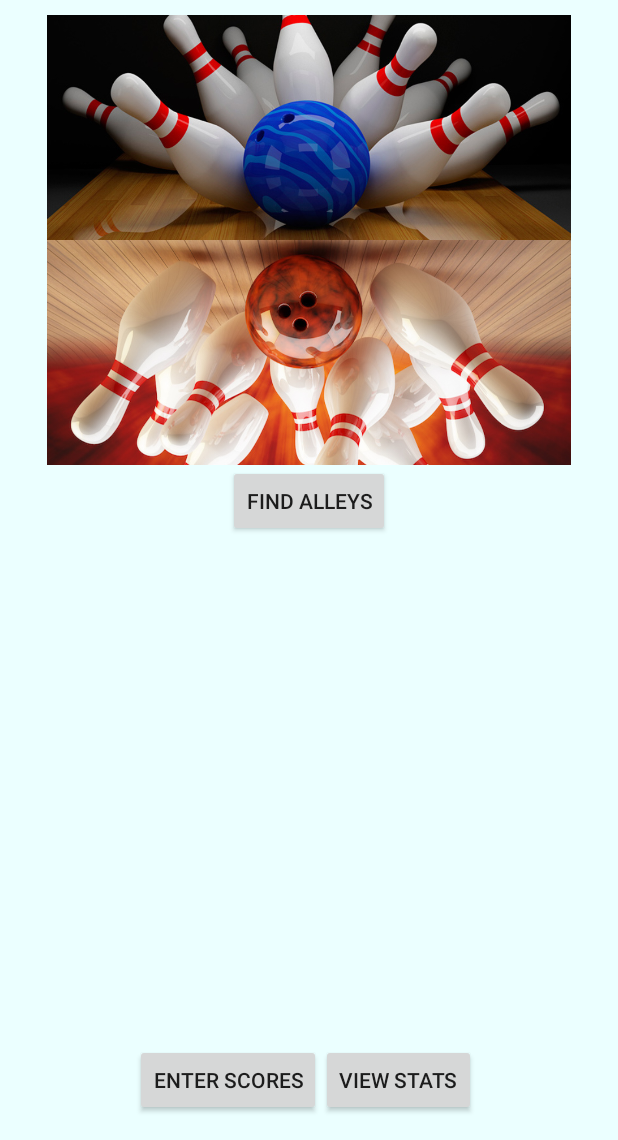
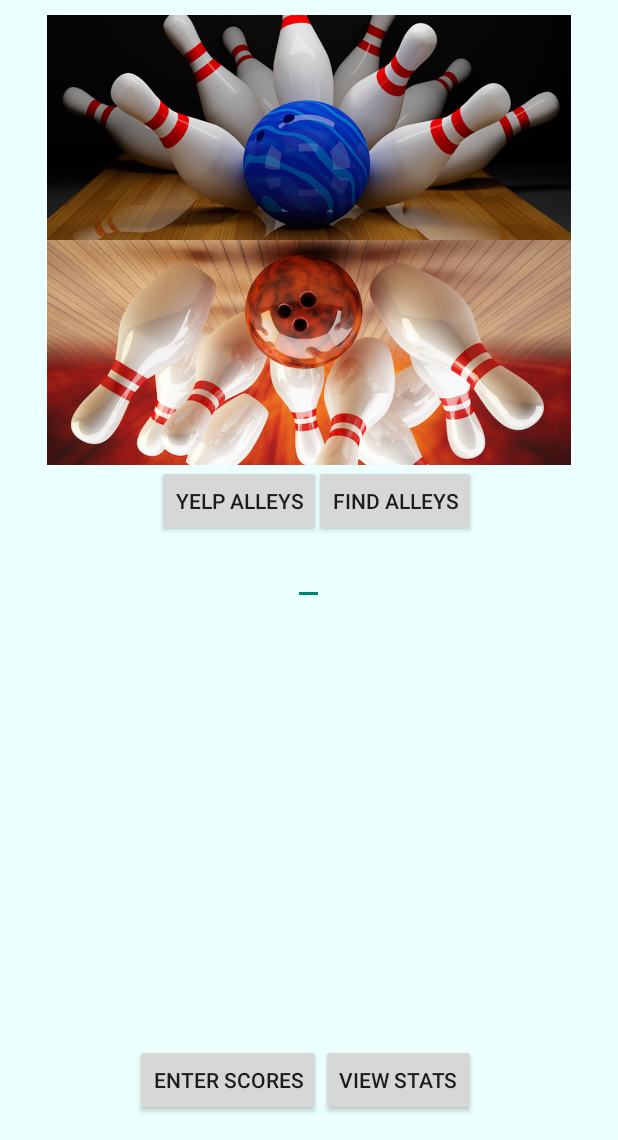
Before and after one commit to darenschaad/Android_Bowl-Oregon, an Android app: the screen it shows after launch (MainActivity), on a phone screen of 412 x 824 dp, the part 96-1236 px from its top. Run offline under Robolectric (Android 15) with nearby library versions, the phone set to English and light mode, and no system bars; our stand-ins replace ButterKnife.

Commit message:
Grab the alleys name from yelp

```diff
--- a/app/build.gradle
+++ b/app/build.gradle
@@ -19,6 +19,11 @@ android {
     }
     buildTypes.each {
         it.buildConfigField 'String', 'PLACES_KEY', PlacesKey
+        it.buildConfigField 'String', 'YELP_CONSUMER_KEY', YelpConsumerKey
+        it.buildConfigField 'String', 'YELP_CONSUMER_SECRET', YelpConsumerSecret
+        it.buildConfigField 'String', 'YELP_TOKEN', YelpToken
+        it.buildConfigField 'String', 'YELP_TOKEN_SECRET', YelpTokenSecret
+
     }
 }
 
--- a/app/src/main/AndroidManifest.xml
+++ b/app/src/main/AndroidManifest.xml
@@ -37,7 +37,8 @@
                 android:name="android.support.PARENT_ACTIVITY"
                 android:value=".ui.MainActivity" />
         </activity>
-        <activity android:name=".ui.MapsActivity"></activity>
+        <activity android:name=".ui.MapsActivity" />
+        <activity android:name=".ui.YelpActivity"></activity>
     </application>
 
 </manifest>
--- a/app/src/main/java/com/epicodus/bowloregon/ui/MainActivity.java
+++ b/app/src/main/java/com/epicodus/bowloregon/ui/MainActivity.java
@@ -17,6 +17,8 @@ public class MainActivity extends AppCompatActivity implements View.OnClickListe
     @Bind(R.id.buttonScores) Button mButtonScores;
     @Bind(R.id.buttonStats) Button mButtonStats;
     @Bind(R.id.buttonAlleys) Button mButtonAlleys;
+    @Bind(R.id.buttonYelp) Button mButtonYelp;
+    @Bind(R.id.editTextLocation) EditText mLocationEditText;
 //    @Bind(R.id.editTextBowlLocation) EditText mEditTextBowlLocation;
 
     @Override
@@ -28,6 +30,7 @@ public class MainActivity extends AppCompatActivity implements View.OnClickListe
         mButtonScores.setOnClickListener(this);
         mButtonStats.setOnClickListener(this);
         mButtonAlleys.setOnClickListener(this);
+        mButtonYelp.setOnClickListener(this);
     }
 
     @Override
@@ -46,6 +49,11 @@ public class MainActivity extends AppCompatActivity implements View.OnClickListe
                 Intent intent2 = new Intent(MainActivity.this, MapsActivity.class);
 //                intent2.putExtra("location", location);
                 startActivity(intent2);
+            case R.id.buttonYelp:
+                String location = mLocationEditText.getText().toString();
+                Intent intent3 = new Intent(MainActivity.this, YelpActivity.class);
+                intent3.putExtra("location", location);
+                startActivity(intent3);
             default:
                 break;
         }
--- a/app/src/main/java/com/epicodus/bowloregon/ui/MapsActivity.java
+++ b/app/src/main/java/com/epicodus/bowloregon/ui/MapsActivity.java
@@ -3,6 +3,7 @@ package com.epicodus.bowloregon.ui;
 import android.content.Intent;
 import android.support.v7.app.AppCompatActivity;
 import android.os.Bundle;
+import android.util.Log;
 import android.view.View;
 import android.widget.AutoCompleteTextView;
 import android.widget.Button;
@@ -39,6 +40,7 @@ public class MapsActivity extends AppCompatActivity {
                     builder = new PlacePicker.IntentBuilder();
                     Intent intent = builder.build(MapsActivity.this);
                     startActivityForResult(intent, PLACE_PICKER_FLAG);
+                    Log.d(TAG, String.valueOf(mMyLocation));
 
                 } catch (GooglePlayServicesRepairableException e) {
                     GooglePlayServicesUtil
@@ -61,7 +63,10 @@ public class MapsActivity extends AppCompatActivity {
                 case PLACE_PICKER_FLAG:
                     Place place = PlacePicker.getPlace(data, this);
                     mMyLocation.setText(place.getName() + ", " +place.getAddress());
+                    place.getLatLng();
+                    Log.d(TAG, String.valueOf(place));
                     break;
+
             }
         }
     }
--- a/app/src/main/res/layout/activity_main.xml
+++ b/app/src/main/res/layout/activity_main.xml
@@ -69,7 +69,24 @@
         android:layout_height="wrap_content"
         android:text="Find Alleys"
         android:id="@+id/buttonAlleys"
-        android:layout_centerHorizontal="true"
-        android:layout_below="@+id/imageView2"/>
+        android:layout_below="@+id/imageView2"
+        android:layout_alignRight="@+id/buttonStats"
+        android:layout_alignEnd="@+id/buttonStats" />
+
+    <Button
+        android:layout_width="wrap_content"
+        android:layout_height="wrap_content"
+        android:text="Yelp Alleys"
+        android:id="@+id/buttonYelp"
+        android:layout_below="@+id/imageView2"
+        android:layout_toLeftOf="@+id/buttonStats"
+        android:layout_toStartOf="@+id/buttonStats" />
+
+    <EditText
+        android:layout_width="wrap_content"
+        android:layout_height="wrap_content"
+        android:id="@+id/editTextLocation"
+        android:layout_below="@+id/buttonAlleys"
+        android:layout_centerHorizontal="true" />
 
 </RelativeLayout>
--- a/gradle.properties
+++ b/gradle.properties
@@ -1,4 +1,9 @@
 PlacesKey = "AIzaSyDxoAyQJ55Iz8xs8x1-j4CmiwCisIlPkrY"
+
+YelpConsumerKey = "dvDV74aQXKDTCs1Pah1rWg"
+YelpConsumerSecret = "d3aqnI0pmRJOs4wLIIkXWcKzmJo"
+YelpToken = "eAg1nBDvE4rp8s1gD0f-mjL_CVWafOn2"
+YelpTokenSecret = "J59yd630mn3SdKGlKOPM9WnpnR4"
 
 
 # Project-wide Gradle settings.
```
Also changed, not shown: app/src/main/java/com/epicodus/bowloregon/Constants.java (+8 -0 lines), app/src/main/java/com/epicodus/bowloregon/models/Alley.java (added, +16 -0 lines), app/src/main/java/com/epicodus/bowloregon/services/YelpService.java (added, +71 -0 lines), app/src/main/java/com/epicodus/bowloregon/ui/YelpActivity.java (added, +52 -0 lines), app/src/main/res/layout/activity_yelp.xml (added, +12 -0 lines).
